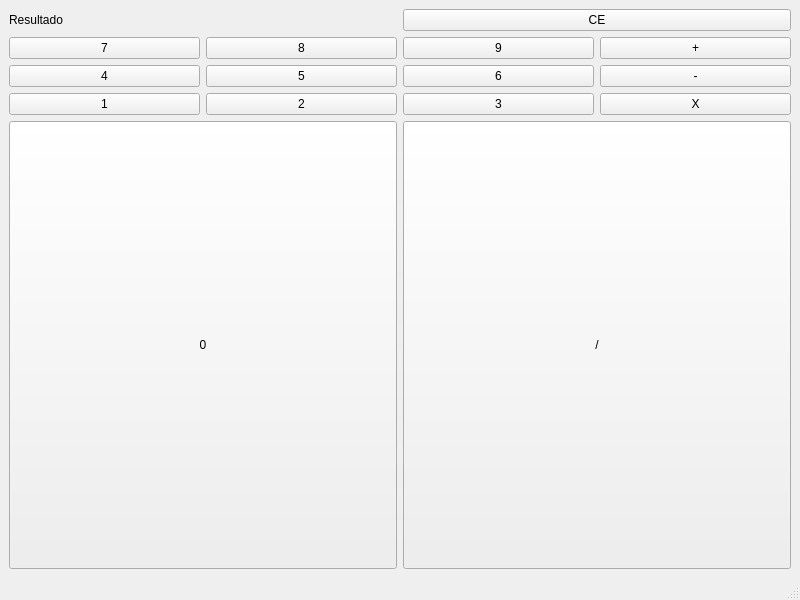
Qt form Projeto-calculadora/mainwindow.ui (Leonard064/Exercicios-Qt) before a commit.
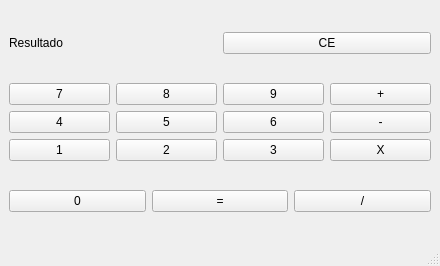
The same form after that commit.

Commit message: Adicionadas funcionalidade de alguns botões

Diff of the .ui file:
```diff
--- a/Projeto-calculadora/mainwindow.ui
+++ b/Projeto-calculadora/mainwindow.ui
@@ -6,8 +6,8 @@
    <rect>
     <x>0</x>
     <y>0</y>
-    <width>800</width>
-    <height>600</height>
+    <width>440</width>
+    <height>266</height>
    </rect>
   </property>
   <property name="windowTitle">
@@ -15,24 +15,6 @@
   </property>
   <widget class="QWidget" name="centralwidget">
    <layout class="QGridLayout" name="gridLayout_2">
-    <item row="0" column="0" colspan="2">
-     <layout class="QHBoxLayout" name="horizontalLayout">
-      <item>
-       <widget class="QLabel" name="label">
-        <property name="text">
-         <string>Resultado</string>
-        </property>
-       </widget>
-      </item>
-      <item>
-       <widget class="QPushButton" name="pushButton">
-        <property name="text">
-         <string>CE</string>
-        </property>
-       </widget>
-      </item>
-     </layout>
-    </item>
     <item row="1" column="0" colspan="2">
      <layout class="QGridLayout" name="gridLayout">
       <item row="2" column="1">
@@ -127,33 +109,42 @@
       </item>
      </layout>
     </item>
-    <item row="2" column="0">
-     <layout class="QVBoxLayout" name="verticalLayout">
+    <item row="0" column="0" colspan="2">
+     <layout class="QHBoxLayout" name="horizontalLayout">
+      <item>
+       <widget class="QLabel" name="result">
+        <property name="text">
+         <string>Resultado</string>
+        </property>
+       </widget>
+      </item>
+      <item>
+       <widget class="QPushButton" name="btApaga">
+        <property name="text">
+         <string>CE</string>
+        </property>
+       </widget>
+      </item>
+     </layout>
+    </item>
+    <item row="2" column="0" colspan="2">
+     <layout class="QHBoxLayout" name="horizontalLayout_2">
       <item>
        <widget class="QPushButton" name="pushButton_14">
-        <property name="sizePolicy">
-         <sizepolicy hsizetype="Minimum" vsizetype="Preferred">
-          <horstretch>0</horstretch>
-          <verstretch>0</verstretch>
-         </sizepolicy>
-        </property>
         <property name="text">
          <string>0</string>
         </property>
        </widget>
       </item>
-     </layout>
-    </item>
-    <item row="2" column="1">
-     <layout class="QVBoxLayout" name="verticalLayout_2">
       <item>
-       <widget class="QPushButton" name="pushButton_15">
-        <property name="sizePolicy">
-         <sizepolicy hsizetype="Minimum" vsizetype="Preferred">
-          <horstretch>0</horstretch>
-          <verstretch>0</verstretch>
-         </sizepolicy>
+       <widget class="QPushButton" name="btIgual">
+        <property name="text">
+         <string>=</string>
         </property>
+       </widget>
+      </item>
+      <item>
+       <widget class="QPushButton" name="pushButton_16">
         <property name="text">
          <string>/</string>
         </property>
```
Left out of the diff: 2 changed lines with no effect on the pictures. The commit also changes 2 other files.
